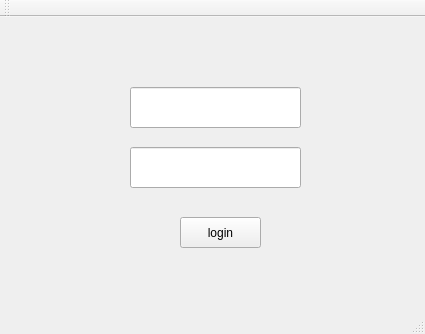
Old version of the form Library_project/adLoginClass.ui in the repository kyungwon0220/SBJ.
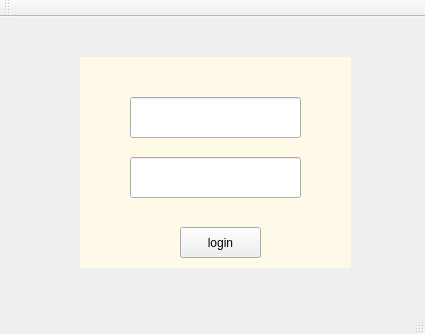
New version of the form. Icons and pictures are not drawn.

What changed in the file:
```diff
--- a/Library_project/adLoginClass.ui
+++ b/Library_project/adLoginClass.ui
@@ -18,7 +18,7 @@
     <property name="geometry">
      <rect>
       <x>180</x>
-      <y>200</y>
+      <y>210</y>
       <width>81</width>
       <height>31</height>
      </rect>
@@ -31,7 +31,7 @@
     <property name="geometry">
      <rect>
       <x>130</x>
-      <y>70</y>
+      <y>80</y>
       <width>171</width>
       <height>41</height>
      </rect>
@@ -41,12 +41,52 @@
     <property name="geometry">
      <rect>
       <x>130</x>
-      <y>130</y>
+      <y>140</y>
       <width>171</width>
       <height>41</height>
      </rect>
     </property>
    </widget>
+   <widget class="QLabel" name="label">
+    <property name="geometry">
+     <rect>
+      <x>80</x>
+      <y>40</y>
+      <width>271</width>
+      <height>211</height>
+     </rect>
+    </property>
+    <property name="styleSheet">
+     <string notr="true">background : rgb(255, 250, 231)</string>
+    </property>
+    <property name="text">
+     <string/>
+    </property>
+   </widget>
+   <widget class="QLabel" name="label_2">
+    <property name="geometry">
+     <rect>
+      <x>160</x>
+      <y>10</y>
+      <width>121</width>
+      <height>81</height>
+     </rect>
+    </property>
+    <property name="text">
+     <string/>
+    </property>
+    <property name="pixmap">
+     <pixmap>../../../Desktop/UI.Zip/login_ui/log-in (1).png</pixmap>
+    </property>
+    <property name="scaledContents">
+     <bool>true</bool>
+    </property>
+   </widget>
+   <zorder>label</zorder>
+   <zorder>pushButton</zorder>
+   <zorder>lineEdit</zorder>
+   <zorder>lineEdit_2</zorder>
+   <zorder>label_2</zorder>
   </widget>
   <widget class="QMenuBar" name="menuBar">
    <property name="geometry">
```
